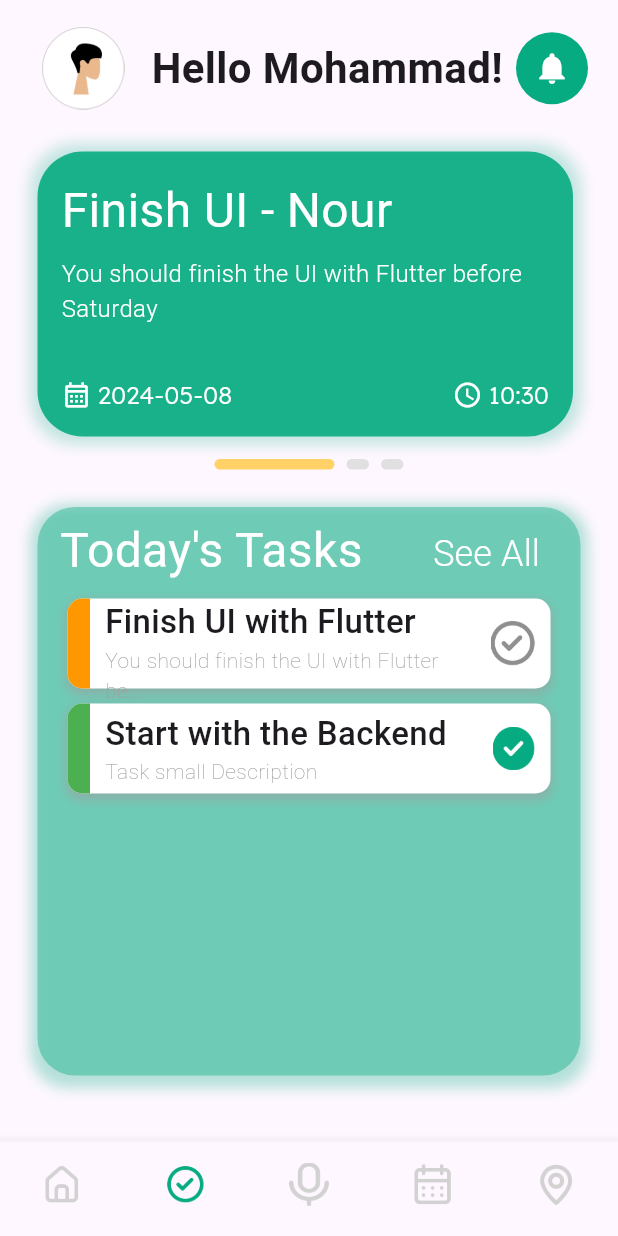
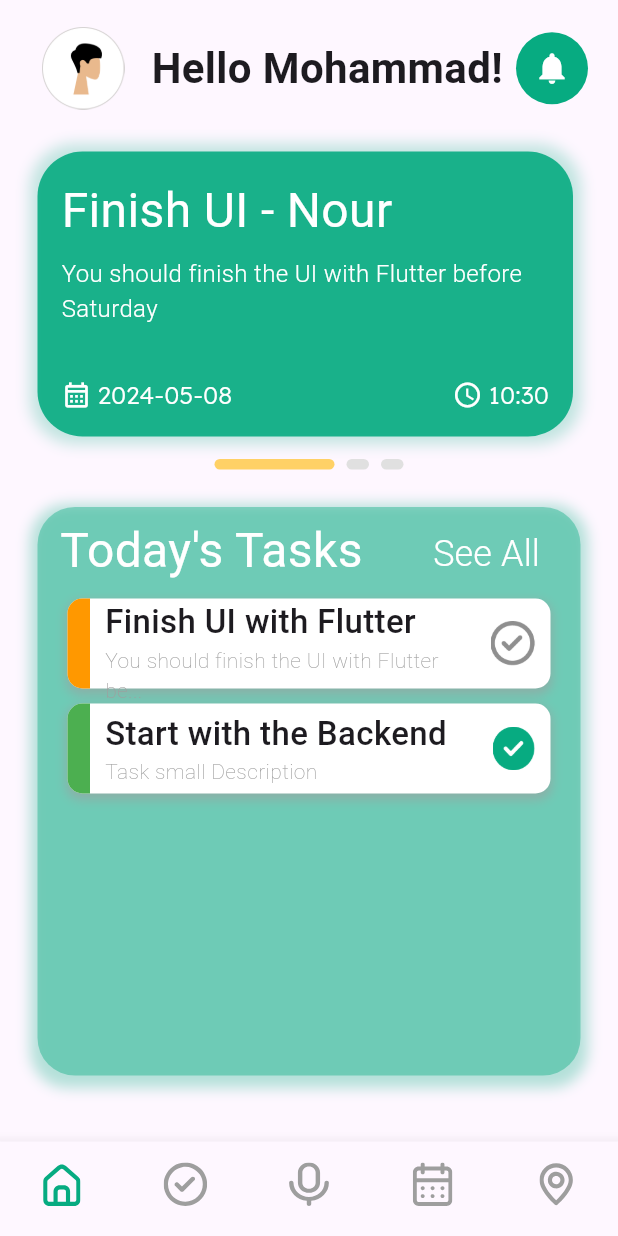
Before and after one commit to MhaamadAli/Cue-App, a Flutter app: the HomeScreen screen opened by its route, on a phone screen of 412 x 824 dp. Run offline on Flutter 3.47's test engine with Material 3 defaults, Android fonts, the phone set to English and light mode, and no system bars; our stand-ins replace flutter_map, flutter_svg, geolocator, google_fonts, latlong2, table_calendar.

Commit message:
frontend: fixed bottom navigation bar design with custom svg icons

```diff
--- a/mobile/lib/screens/Home/home.dart
+++ b/mobile/lib/screens/Home/home.dart
@@ -1,4 +1,5 @@
 import 'package:flutter/material.dart';
+import 'package:flutter_svg/svg.dart';
 import 'package:mobile/screens/Assistant/assistant_screen.dart';
 import 'package:mobile/screens/Home/widgets/main_screen_content.dart';
 import 'package:mobile/screens/Tasks/tasks_screen.dart';
@@ -22,15 +23,10 @@ class _HomeScreenState extends State<HomeScreen> {
   }
 
   final List<Widget> _pages = [
-    // home
     HomeScreenContent(),
-    // tasks
     TasksScreen(),
-    // assistant
     AssistantScreen(),
-    // schedule
     ScheduleScreen(),
-    // map
     MapScreen()
   ];
 
@@ -46,20 +42,24 @@ class _HomeScreenState extends State<HomeScreen> {
         onTap: _navigateBottomBar,
         items: [
           BottomNavigationBarItem(
-              icon: Image.asset('assets/house.png', height: 29, width: 29),
+              icon: SvgPicture.asset('assets/houseGrey.svg',
+                  height: 29, width: 29, color: _selectedIndex == 0 ? Color(0xFF07AB81) : Colors.grey),
               label: 'home'),
           BottomNavigationBarItem(
-              icon: Image.asset('assets/taskPage.png', height: 29, width: 29),
+              icon: SvgPicture.asset('assets/taskGrey.svg',
+                  height: 29, width: 29, color: _selectedIndex == 1 ? Color(0xFF07AB81) : Colors.grey),
               label: 'task'),
           BottomNavigationBarItem(
-              icon: Image.asset('assets/assistant.png', height: 29, width: 29),
+              icon: SvgPicture.asset('assets/assistantGrey.svg',
+                  height: 29, width: 29, color: _selectedIndex == 2 ? Color(0xFF07AB81) : Colors.grey),
               label: 'assistant'),
           BottomNavigationBarItem(
-              icon:
-                  Image.asset('assets/schedulePage.png', height: 29, width: 29),
+              icon: SvgPicture.asset('assets/calendarGrey.svg',
+                  height: 29, width: 29, color: _selectedIndex == 3 ? Color(0xFF07AB81) : Colors.grey),
               label: 'schedule'),
           BottomNavigationBarItem(
-              icon: Image.asset('assets/location.png', height: 29, width: 29),
+              icon: SvgPicture.asset('assets/mapsGrey.svg',
+                  height: 29, width: 29, color: _selectedIndex == 4 ? Color(0xFF07AB81) : Colors.grey),
               label: 'maps'),
         ],
         selectedItemColor: Color(0xFF07AB81),
```
